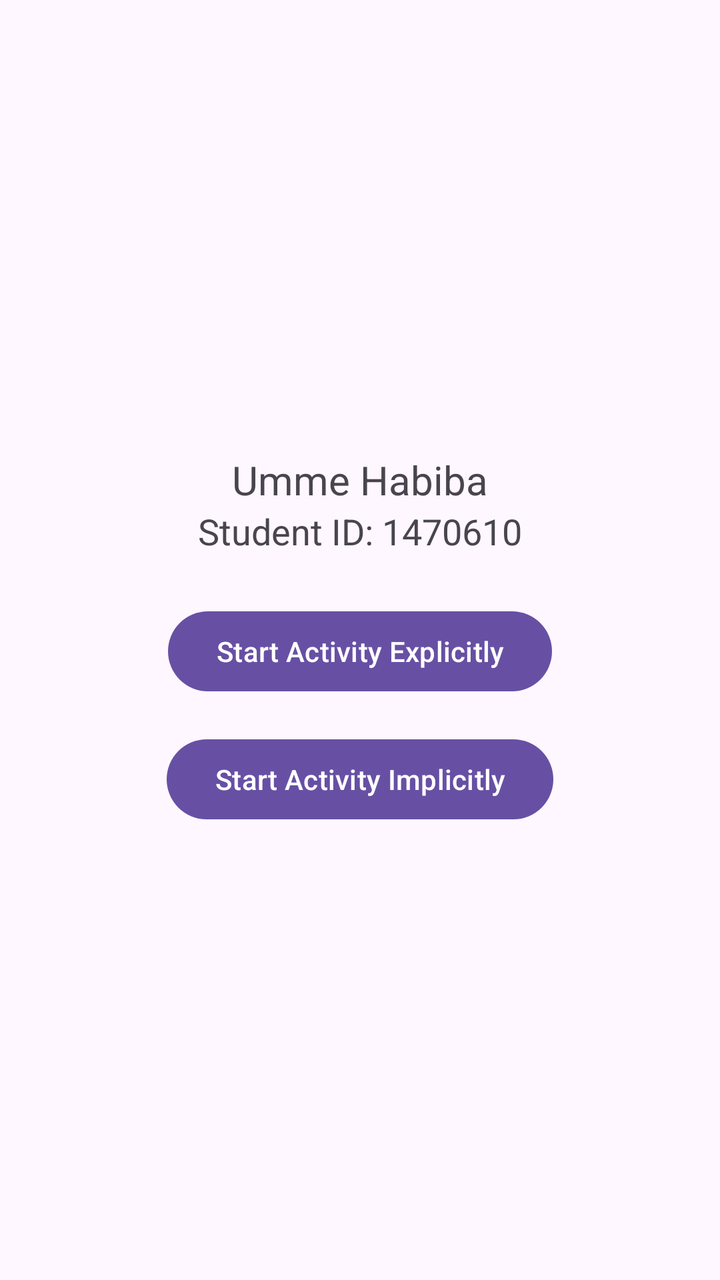
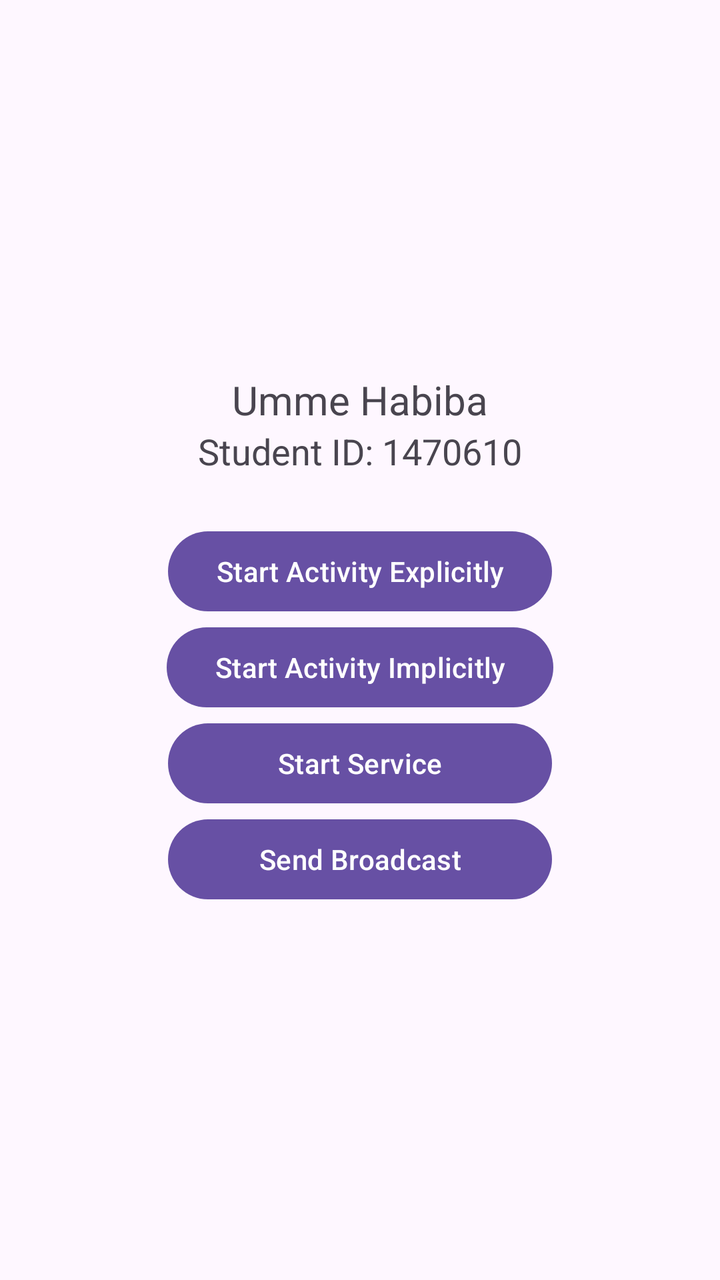

Before-and-after screenshots of an Android layout around one commit, followed by the original layout XML and the change that was made.
<!-- AndroidManifest.xml: application theme Theme.CS712Assignment2 -->
<!-- res/layout/activity_main.xml -->
<?xml version="1.0" encoding="utf-8"?>
<LinearLayout xmlns:android="http://schemas.android.com/apk/res/android"
    android:orientation="vertical"
    android:padding="24dp"
    android:gravity="center"
    android:layout_width="match_parent"
    android:layout_height="match_parent">

    <TextView
        android:id="@+id/textName"
        android:text="Umme Habiba"
        android:textSize="20sp"
        android:layout_width="wrap_content"
        android:layout_height="wrap_content" />

    <TextView
        android:id="@+id/textID"
        android:text="Student ID: 1470610"
        android:textSize="18sp"
        android:layout_width="wrap_content"
        android:layout_height="wrap_content"
        android:layout_marginBottom="24dp" />

    <Button
        android:id="@+id/btnExplicit"
        android:text="Start Activity Explicitly"
        android:layout_width="wrap_content"
        android:layout_height="wrap_content" />

    <Button
        android:id="@+id/btnImplicit"
        android:text="Start Activity Implicitly"
        android:layout_width="wrap_content"
        android:layout_height="wrap_content"
        android:layout_marginTop="16dp"/>
</LinearLayout>
<!-- resources referenced by this layout -->
<resources>
  <style name="Theme.CS712Assignment2" parent="Base.Theme.CS712Assignment2" />
  <style name="Base.Theme.CS712Assignment2" parent="Theme.Material3.DayNight.NoActionBar">
          
          
      </style>
</resources>

<!-- the commit's change to res/layout/activity_main.xml (unified diff, before → after) -->
@@ -23,14 +23,27 @@
 
     <Button
         android:id="@+id/btnExplicit"
-        android:text="Start Activity Explicitly"
         android:layout_width="wrap_content"
-        android:layout_height="wrap_content" />
+        android:layout_height="wrap_content"
+        android:text="Start Activity Explicitly" />
 
     <Button
         android:id="@+id/btnImplicit"
-        android:text="Start Activity Implicitly"
         android:layout_width="wrap_content"
         android:layout_height="wrap_content"
-        android:layout_marginTop="16dp"/>
+        android:text="Start Activity Implicitly" />
+
+    <Button
+        android:id="@+id/btnStartService"
+        android:layout_width="192dp"
+        android:layout_height="wrap_content"
+        android:text="Start Service" />
+
+    <Button
+        android:id="@+id/btnSendBroadcast"
+        android:layout_width="192dp"
+        android:layout_height="wrap_content"
+        android:text="Send Broadcast" />
+
+
 </LinearLayout>
